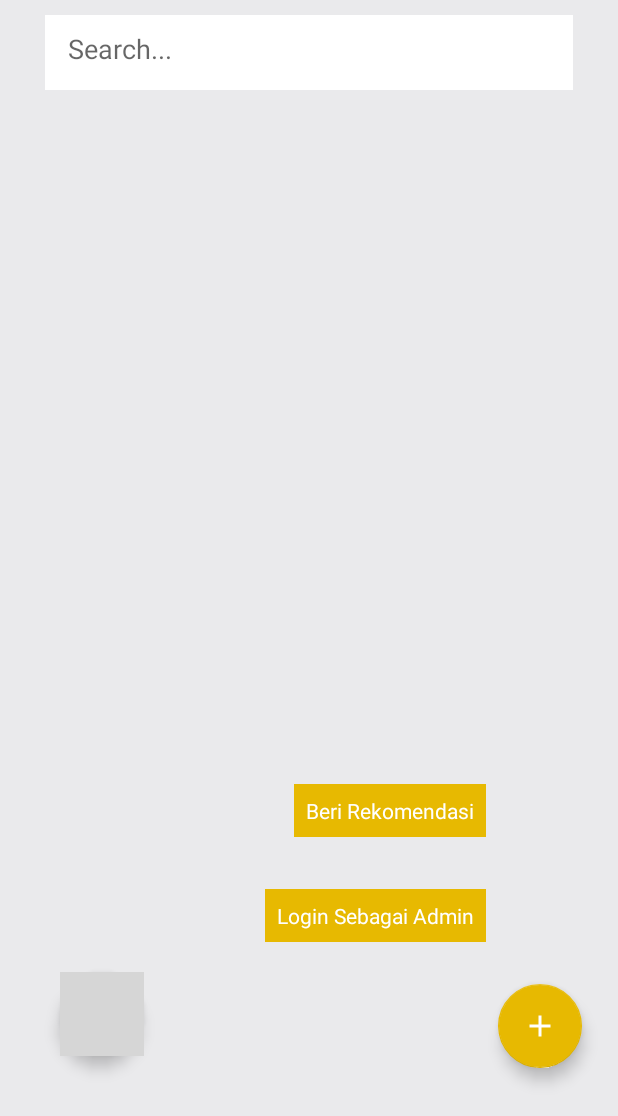
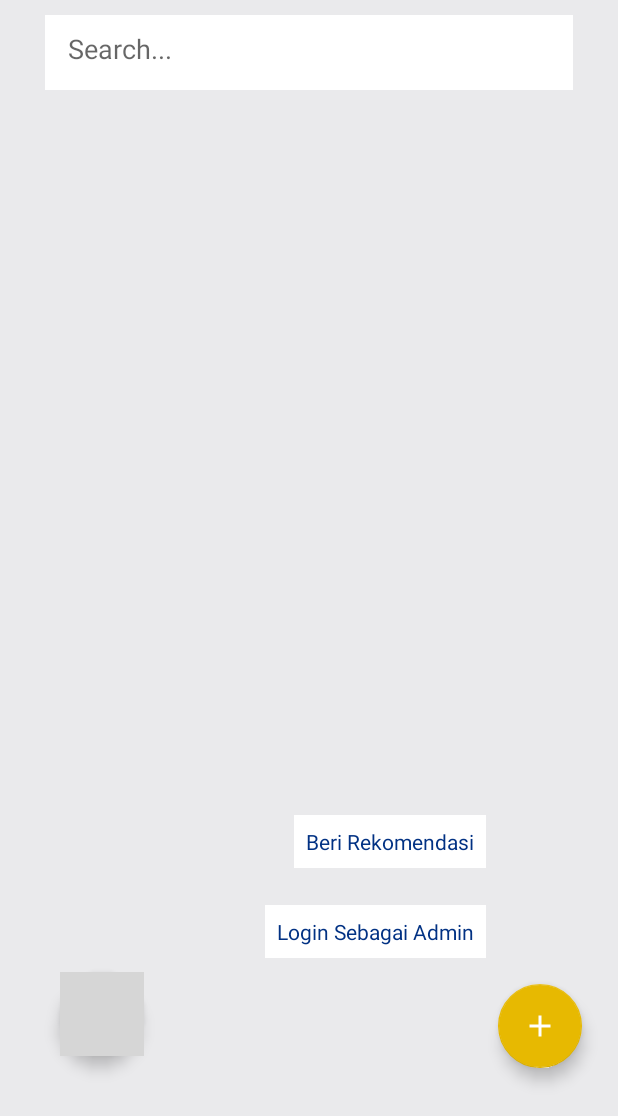
Before and after one commit to dianahudani/TugasAkhirApp, an Android app: the MapActivity screen opened directly, with no data from a screen before it, after a tap on an icon or button, on a phone screen of 412 x 824 dp, the part 120-1236 px from its top. Run offline under Robolectric (Android 15) with nearby library versions, the phone set to English and light mode, and no system bars; grey boxes are pictures that could not be loaded.

Commit message:
biar estetik

```diff
--- a/app/src/main/res/layout/content_fab.xml
+++ b/app/src/main/res/layout/content_fab.xml
@@ -10,12 +10,12 @@
         android:layout_height="wrap_content"
         android:layout_alignParentBottom="true"
         android:layout_alignParentEnd="true"
-        android:layout_marginBottom="186dp"
+        android:layout_marginBottom="165dp"
         android:layout_marginEnd="88dp"
-        android:background="#e7b901"
+        android:background="#ffffff"
         android:padding="8dp"
         android:text="Beri Rekomendasi"
-        android:textColor="#ffffff"
+        android:textColor="#013183"
         android:visibility="invisible"
         android:layout_alignParentRight="true"
         android:layout_marginRight="88dp" />
@@ -26,7 +26,7 @@
         android:layout_height="wrap_content"
         android:layout_alignParentBottom="true"
         android:layout_alignParentEnd="true"
-        android:layout_marginBottom="176dp"
+        android:layout_marginBottom="155dp"
         android:layout_marginEnd="24dp"
         android:clickable="true"
         android:elevation="16dp"
@@ -45,12 +45,12 @@
         android:layout_height="wrap_content"
         android:layout_alignParentBottom="true"
         android:layout_alignParentEnd="true"
-        android:layout_marginBottom="116dp"
+        android:layout_marginBottom="105dp"
         android:layout_marginEnd="88dp"
-        android:background="#e7b901"
+        android:background="#ffffff"
         android:padding="8dp"
         android:text="Login Sebagai Admin"
-        android:textColor="#ffffff"
+        android:textColor="#013183"
         android:visibility="invisible"
         android:layout_marginRight="88dp"
         android:layout_alignParentRight="true" />
@@ -62,7 +62,7 @@
         android:layout_height="wrap_content"
         android:layout_alignParentBottom="true"
         android:layout_alignParentEnd="true"
-        android:layout_marginBottom="106dp"
+        android:layout_marginBottom="95dp"
         android:layout_marginEnd="24dp"
         android:clickable="true"
         android:elevation="16dp"
```
